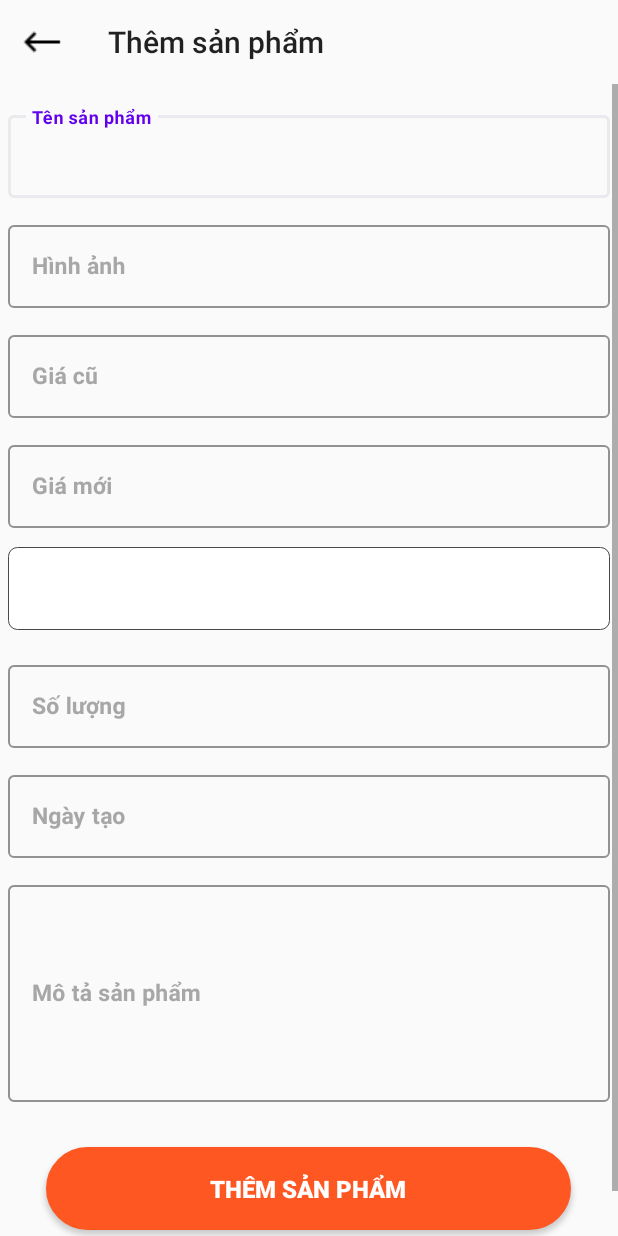
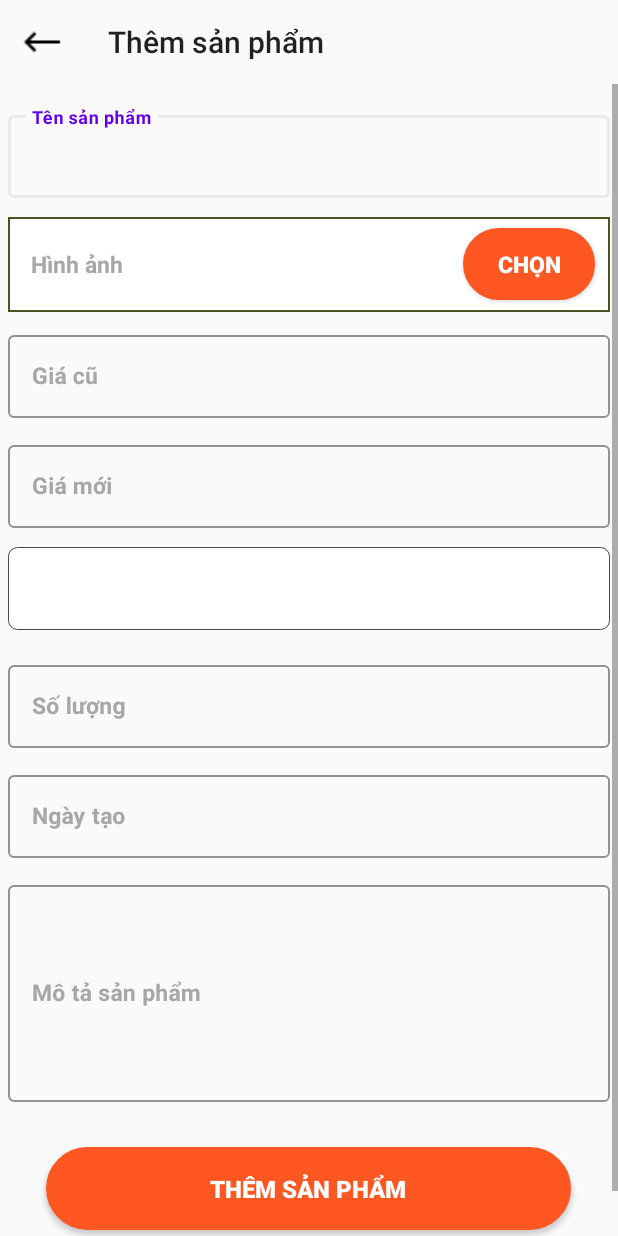
Before and after one commit to DoThanhNhan0701/Appmypham.Clone, an Android app: the AdminProduct screen opened directly, with no data from a screen before it, on a phone screen of 412 x 824 dp. Run offline under Robolectric (Android 15) with nearby library versions, the phone set to English and light mode, and no system bars; our stand-ins replace RxJava; libraries missing offline, so code that uses them is left out: com.cloudinary.android, hu.akarnokd.rxjava3; 4 statements that could not run were skipped.

Commit message:
Code_update 10/29/2022 - 10:01

```diff
--- a/app/src/main/java/com/example/appbanhang/activity/screenAdmin/AdminProduct.java
+++ b/app/src/main/java/com/example/appbanhang/activity/screenAdmin/AdminProduct.java
@@ -1,8 +1,13 @@
 package com.example.appbanhang.activity.screenAdmin;
 
-import android.annotation.SuppressLint;
+import android.Manifest;
+import android.app.Activity;
 import android.content.Intent;
+import android.content.pm.PackageManager;
+import android.database.Cursor;
+import android.net.Uri;
 import android.os.Bundle;
+import android.provider.OpenableColumns;
 import android.text.TextUtils;
 import android.util.Log;
 import android.view.View;
@@ -10,11 +15,22 @@ import android.widget.AdapterView;
 import android.widget.ArrayAdapter;
 import android.widget.Button;
 import android.widget.Spinner;
+import android.widget.TextView;
 import android.widget.Toast;
 import android.widget.Toolbar;
 
+import androidx.activity.result.ActivityResult;
+import androidx.activity.result.ActivityResultCallback;
+import androidx.activity.result.ActivityResultLauncher;
+import androidx.activity.result.contract.ActivityResultContracts;
+import androidx.annotation.Nullable;
 import androidx.appcompat.app.AppCompatActivity;
+import androidx.core.app.ActivityCompat;
+import androidx.core.content.ContextCompat;
 
+import com.cloudinary.android.MediaManager;
+import com.cloudinary.android.callback.ErrorInfo;
+import com.cloudinary.android.callback.UploadCallback;
 import com.example.appbanhang.R;
 import com.example.appbanhang.model.Category;
 import com.example.appbanhang.retrofit.ApiSell;
@@ -23,7 +39,9 @@ import com.example.appbanhang.utils.Utils;
 import com.google.android.material.textfield.TextInputEditText;
 
 import java.util.ArrayList;
+import java.util.HashMap;
 import java.util.List;
+import java.util.Map;
 import java.util.Objects;
 
 import io.reactivex.rxjava3.android.schedulers.AndroidSchedulers;
@@ -35,6 +53,8 @@ public class AdminProduct extends AppCompatActivity {
     Spinner spinner;
     ApiSell apiSell;
     Button btnAddproduct;
+    Button btnSeclectImages;
+    TextView txtHienthi;
 
     TextInputEditText textInputEditTextName;
     TextInputEditText textInputEditTextImages;
@@ -50,25 +70,139 @@ public class AdminProduct extends AppCompatActivity {
     int categories = 0;
     CompositeDisposable compositeDisposable = new CompositeDisposable();
 
-
+    private static final int IMAGE_REQUEST = 1;
+    public static final String TAG = "Upload ###";
+    private Uri imagePath;
+    Map config = new HashMap();
+    String urlDataImages;
 
     @Override
     protected void onCreate(Bundle savedInstanceState) {
         super.onCreate(savedInstanceState);
         setContentView(R.layout.admin_add_product);
         apiSell = RetrofitCliend.getInstance(Utils.BASE_URL).create(ApiSell.class);
+
         mapping();
+        initConfig();
         setActionData();
         setActioToolbar();
+        upLoadDataCloudinary();
+        upLoadDataCloudinaryServer();
     }
 
-    private void addProduct() {
-        btnAddproduct.setOnClickListener(new View.OnClickListener() {
-            @SuppressLint("SimpleDateFormat")
+    private void initConfig() {
+        try {
+            config.put("cloud_name", "dgmyonazl");
+            config.put("api_key", "993952827512817");
+            config.put("api_secret", "gR-5rzbkJgWTIWnnz0Om0mpI6nE");
+            MediaManager.init(this, config);
+        }catch (Exception e){
+            e.printStackTrace();
+        }
+    }
+
+    private void upLoadDataCloudinary() {
+        btnSeclectImages.setOnClickListener(new View.OnClickListener() {
             @Override
             public void onClick(View view) {
+                requestPermission();
+            }
+        });
+    }
+
+    private void requestPermission() {
+        if(ContextCompat.checkSelfPermission(AdminProduct.this, Manifest.permission.READ_EXTERNAL_STORAGE) == PackageManager.PERMISSION_GRANTED){
+            selectImages();
+        }
+        else{
+            ActivityCompat.requestPermissions(AdminProduct.this, new String[]{Manifest.permission.READ_EXTERNAL_STORAGE}, IMAGE_REQUEST);
+        }
+    }
+
+    private void selectImages() {
+        Intent intent = new Intent();
+        intent.setType("image/*");
+        intent.setAction(Intent.ACTION_GET_CONTENT);
+        someActivityResultLauncher.launch(intent);
+    }
+
+    @Override
+    protected void onActivityResult(int requestCode, int resultCode, @Nullable Intent data) {
+        super.onActivityResult(requestCode, resultCode, data);
+        if(requestCode == IMAGE_REQUEST && requestCode == Activity.RESULT_OK && data != null && data.getData() != null){
+            imagePath = data.getData();
+        }
+    }
+
+    ActivityResultLauncher<Intent> someActivityResultLauncher = registerForActivityResult(
+            new ActivityResultContracts.StartActivityForResult(),
+            new ActivityResultCallback<ActivityResult>() {
+                @Override
+                public void onActivityResult(ActivityResult result) {
+                    if (result.getResultCode() == Activity.RESULT_OK) {
+                        Intent data = result.getData();
+                        assert data != null;
+                        imagePath = data.getData();
+                        String fileName = String.valueOf(imagePath);
+                        Cursor returnCursor = getContentResolver().query(imagePath, null, null, null, null);
+                        try {
+                            int nameIndex = returnCursor.getColumnIndex(OpenableColumns.DISPLAY_NAME);
+                            returnCursor.moveToFirst();
+                            fileName = returnCursor.getString(nameIndex);
+                            txtHienthi.setText(fileName);
+                        }catch (Exception e){
+                            Log.d(TAG, "onActivityResult: " + e);
+                        } finally {
+                            returnCursor.close();
+                        }
+                    }
+                }
+            });
+
+    private void upLoadDataCloudinaryServer() {
+        btnAddproduct.setOnClickListener(new View.OnClickListener() {
+            @Override
+            public void onClick(View view) {
+                uploadDataNow();
+            }
+        });
+    }
+
+    private void uploadDataNow() {
+        MediaManager.get().upload(imagePath).callback(new UploadCallback() {
+            @Override
+            public void onStart(String requestId) {
+                Log.d(TAG, "onStart: " + "Đang chuẩn bị tải");
+            }
+
+            @Override
+            public void onProgress(String requestId, long bytes, long totalBytes) {
+                Log.d(TAG, "onProgress: " + "onProgress");
+            }
+
+            @Override
+            public void onSuccess(String requestId, Map resultData) {
+                Log.d(TAG, "onSuccess: " + "onSuccess");
+                urlDataImages = Objects.requireNonNull(resultData.get("url").toString());
+                addProduct();
+            }
+
+            @Override
+            public void onError(String requestId, ErrorInfo error) {
+                Log.d(TAG, "onError: " + error);
+            }
+
+            @Override
+            public void onReschedule(String requestId, ErrorInfo error) {
+                Log.d(TAG, "onReschedule: " + error);
+            }
+        }).dispatch();
+    }
+
+
+    private void addProduct() {
         String name = Objects.requireNonNull(textInputEditTextName.getText()).toString().trim();
-                String images = Objects.requireNonNull(textInputEditTextImages.getText()).toString().trim();
+        String images = urlDataImages;
         String priceNew = Objects.requireNonNull(textInputEditTextNew.getText()).toString().trim();
         String priceOld = Objects.requireNonNull(textInputEditTextOld.getText()).toString().trim();
         String soluong = Objects.requireNonNull(textInputEditTextSl.getText()).toString().trim();
@@ -118,20 +252,6 @@ public class AdminProduct extends AppCompatActivity {
 
         }
     }
-        });
-
-    }
-
-    private void setActioToolbar() {
-        toolbar.setNavigationIcon(R.drawable.icon_back);
-        toolbar.setNavigationOnClickListener(new View.OnClickListener() {
-            @Override
-            public void onClick(View view) {
-                Intent intent = new Intent(getApplicationContext(), AdminProductActivity.class);
-                startActivity(intent);
-            }
-        });
-    }
 
     private void setActionData() {
         compositeDisposable.add(apiSell.getCategory()
@@ -170,8 +290,19 @@ public class AdminProduct extends AppCompatActivity {
 
             }
         });
-        addProduct();
     }
+
+    private void setActioToolbar() {
+        toolbar.setNavigationIcon(R.drawable.icon_back);
+        toolbar.setNavigationOnClickListener(new View.OnClickListener() {
+            @Override
+            public void onClick(View view) {
+                Intent intent = new Intent(getApplicationContext(), AdminProductActivity.class);
+                startActivity(intent);
+            }
+        });
+    }
+
 
     private void mapping() {
         categoryList = new ArrayList<>();
@@ -180,9 +311,10 @@ public class AdminProduct extends AppCompatActivity {
         toolbar = (Toolbar) findViewById(R.id.toolbarthemsanpham);
         spinner = (Spinner) findViewById(R.id.inputCategories);
         btnAddproduct = (Button) findViewById(R.id.btnAddProduct);
+        btnSeclectImages = (Button) findViewById(R.id.buttonSelectImages);
+        txtHienthi = (TextView) findViewById(R.id.hienthinameimages);
 
         textInputEditTextName = (TextInputEditText) findViewById(R.id.inputNameA);
-        textInputEditTextImages = (TextInputEditText) findViewById(R.id.inputImagesA);
         textInputEditTextNew = (TextInputEditText) findViewById(R.id.inputPriceNewA);
         textInputEditTextOld = (TextInputEditText) findViewById(R.id.inputPriceOldA);
         textInputEditTextSl = (TextInputEditText) findViewById(R.id.inputSoluongA);
--- a/app/src/main/java/com/example/appbanhang/activity/screenAdmin/AdminProductActivity.java
+++ b/app/src/main/java/com/example/appbanhang/activity/screenAdmin/AdminProductActivity.java
@@ -113,7 +113,7 @@ public class AdminProductActivity extends AppCompatActivity {
                 adminProductAdapter.notifyDataSetChanged();
                 isLoading = false;
             }
-        }, 2000);
+        }, 1000);
     }
 
     private void getAllProduct(int page) {
--- a/app/src/main/java/com/example/appbanhang/utils/Utils.java
+++ b/app/src/main/java/com/example/appbanhang/utils/Utils.java
@@ -3,6 +3,7 @@ package com.example.appbanhang.utils;
 import com.example.appbanhang.model.User;
 
 public class Utils {
-    public static final String BASE_URL="http://192.168.1.104/appmypham/";
+    public static final String BASE_URL="https://192.168.1.101/appmypham/";
     public static User userCurrent = new User();
+
 }
--- a/app/src/main/res/layout/activity_main_admin.xml
+++ b/app/src/main/res/layout/activity_main_admin.xml
@@ -5,7 +5,7 @@
     android:layout_height="match_parent"
     xmlns:app="http://schemas.android.com/apk/res-auto"
     tools:ignore="DuplicateIds"
-    android:background="#2196F3"
+    android:background="@drawable/white_screen_admin"
     tools:context=".activity.screenAdmin.MainActivityAdmin">
 
     <LinearLayout
--- a/app/src/main/res/layout/admin_add_product.xml
+++ b/app/src/main/res/layout/admin_add_product.xml
@@ -39,23 +39,41 @@
                     android:textSize="15sp"
                     android:textStyle="bold"/>
             </com.google.android.material.textfield.TextInputLayout>
-            <com.google.android.material.textfield.TextInputLayout
+            <RelativeLayout
+                android:background="@drawable/border_acount"
                 android:layout_marginTop="10dp"
-                android:hint="Hình ảnh"
-                style="@style/Widget.MaterialComponents.TextInputLayout.OutlinedBox"
-                android:textColorHint="#A7A7A7"
-                app:boxStrokeColor="#EAEAEE"
+                android:orientation="horizontal"
                 android:layout_width="match_parent"
                 android:layout_height="63dp">
-                <com.google.android.material.textfield.TextInputEditText
-                    android:id="@+id/inputImagesA"
-                    android:textColor="#5B5B5B"
+
+                <TextView
+                    android:id="@+id/hienthinameimages"
+                    android:layout_width="match_parent"
+                    android:layout_height="match_parent"
+                    android:layout_centerVertical="true"
+                    android:layout_marginTop="10dp"
+                    android:gravity="center|left"
+                    android:paddingStart="15dp"
+                    android:text="@string/iames"
+                    android:textColor="#A7A7A7"
+                    android:textSize="15sp"
+                    android:textStyle="bold">
+
+                </TextView>
+                <Button
+                    android:id="@+id/buttonSelectImages"
+                    android:text="@string/select"
+                    android:textColor="#fff"
+                    android:background="@drawable/botron_button"
                     android:textSize="15sp"
                     android:textStyle="bold"
-                    android:layout_width="match_parent"
-                    android:layout_height="55dp">
-                </com.google.android.material.textfield.TextInputEditText>
-            </com.google.android.material.textfield.TextInputLayout>
+                    android:layout_centerVertical="true"
+                    android:layout_alignParentEnd="true"
+                    android:layout_marginEnd="10dp"
+                    android:layout_width="wrap_content"
+                    android:layout_height="wrap_content">
+                </Button>
+            </RelativeLayout>
             <com.google.android.material.textfield.TextInputLayout
                 android:id="@+id/txtPriceOld"
                 style="@style/Widget.MaterialComponents.TextInputLayout.OutlinedBox"
--- a/app/src/main/res/values/strings.xml
+++ b/app/src/main/res/values/strings.xml
@@ -79,5 +79,7 @@
     <!-- TODO: Remove or change this placeholder text -->
     <string name="hello_blank_fragment">Hello blank fragment</string>
     <string name="qc">Quảng cáo</string>
+    <string name="iames">Hình ảnh</string>
+    <string name="select">Chọn</string>
 
 </resources>
```
Also changed, not shown: app/src/main/java/com/example/appbanhang/activity/screenAdmin/AddImageAdvertise.java (+6 -1 lines). Lines whose indentation alone changed are shown as unchanged.
